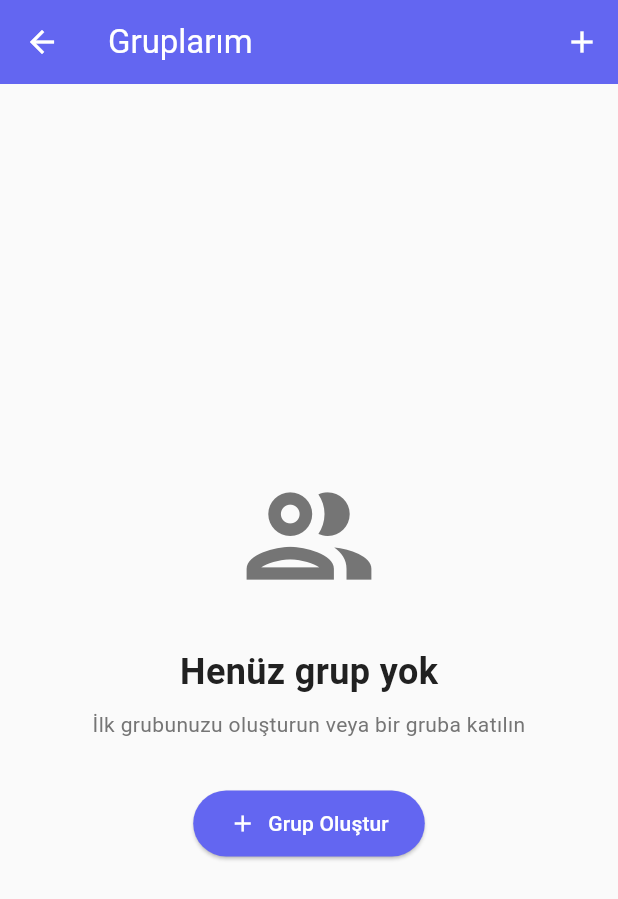
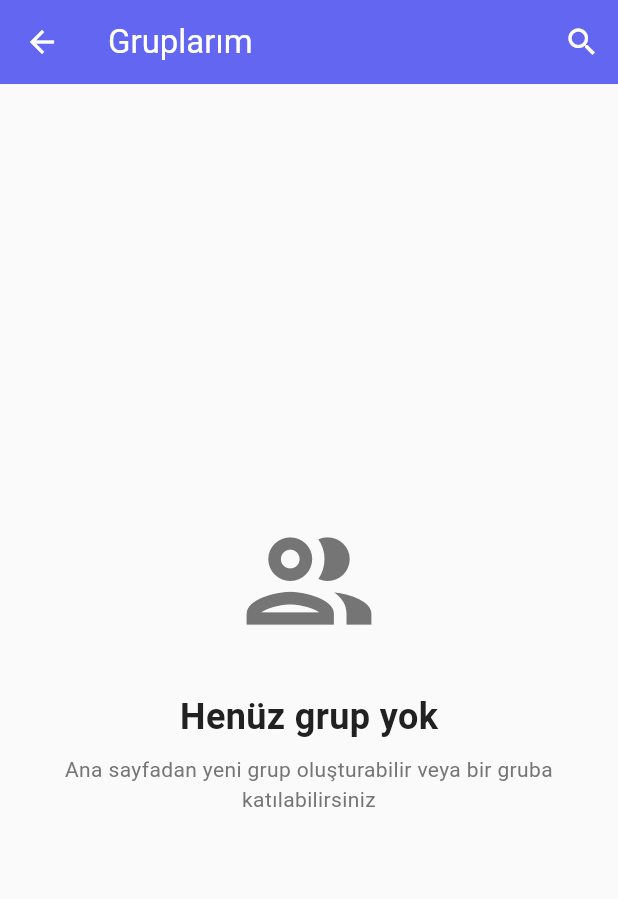
Before and after one commit to Haknozer/Masraf-Takip, a Flutter app: the screen it shows once a user with an empty profile is signed in, after a tap on "Tümünü Gör", on a phone screen of 412 x 824 dp. Shown: the top 899 px of the screen. Run offline on Flutter 3.47's test engine with Material 3 defaults, Android fonts, the phone set to English and light mode, and no system bars; our stand-ins replace app_links, cloud_firestore, firebase_auth, firebase_core, firebase_storage, flutter_riverpod and 4 more; missing offline and left inert: mobile_scanner; accounts and stored records are empty; network calls fail.

Commit message:
ana sayfa düzenlemeleri

```diff
--- a/lib/screens/groups/group_list_page.dart
+++ b/lib/screens/groups/group_list_page.dart
@@ -7,25 +7,106 @@ import '../../widgets/states/error_state.dart';
 import '../../widgets/lists/groups_list.dart';
 import '../../widgets/common/base_page.dart';
 import '../../widgets/common/async_value_builder.dart';
+import '../../models/group_model.dart';
 
-class GroupListPage extends ConsumerWidget {
+class GroupListPage extends ConsumerStatefulWidget {
   const GroupListPage({super.key});
 
   @override
-  Widget build(BuildContext context, WidgetRef ref) {
+  ConsumerState<GroupListPage> createState() => _GroupListPageState();
+}
+
+class _GroupListPageState extends ConsumerState<GroupListPage> {
+  String _searchQuery = '';
+  bool _isSearching = false;
+  late final TextEditingController _searchController;
+
+  @override
+  void initState() {
+    super.initState();
+    _searchController = TextEditingController();
+  }
+
+  @override
+  void dispose() {
+    _searchController.dispose();
+    super.dispose();
+  }
+
+  List<GroupModel> _filterGroups(List<GroupModel> groups, String query) {
+    if (query.isEmpty) {
+      return groups;
+    }
+    final lowerQuery = query.toLowerCase();
+    return groups.where((group) {
+      return group.name.toLowerCase().contains(lowerQuery);
+    }).toList();
+  }
+
+  @override
+  Widget build(BuildContext context) {
     final groupsState = ref.watch(userGroupsProvider);
 
     return BasePage(
-      appBar: const GroupListAppBar(),
+      appBar: GroupListAppBar(
+        searchQuery: _isSearching ? _searchQuery : null,
+        searchController: _isSearching ? _searchController : null,
+        onSearchChanged: _isSearching
+            ? (value) {
+                setState(() {
+                  _searchQuery = value;
+                });
+              }
+            : null,
+        onSearchPressed: () {
+          setState(() {
+            _isSearching = true;
+          });
+        },
+        onSearchCancel: () {
+          setState(() {
+            _isSearching = false;
+            _searchQuery = '';
+            _searchController.clear();
+          });
+        },
+      ),
       useScrollView: false,
       body: AsyncValueBuilder(
         value: groupsState,
         dataBuilder: (context, groups) {
-          if (groups.isEmpty) {
+          final filteredGroups = _filterGroups(groups, _searchQuery);
+
+          if (filteredGroups.isEmpty) {
+            if (_searchQuery.isNotEmpty) {
+              return Center(
+                child: Padding(
+                  padding: const EdgeInsets.all(24.0),
+                  child: Column(
+                    mainAxisAlignment: MainAxisAlignment.center,
+                    children: [
+                      const Icon(Icons.search_off, size: 64, color: Colors.grey),
+                      const SizedBox(height: 16),
+                      Text(
+                        'Arama sonucu bulunamadı',
+                        style: Theme.of(context).textTheme.titleLarge,
+                      ),
+                      const SizedBox(height: 8),
+                      Text(
+                        '"$_searchQuery" için sonuç bulunamadı',
+                        style: Theme.of(context).textTheme.bodyMedium?.copyWith(
+                              color: Colors.grey,
+                            ),
+                      ),
+                    ],
+                  ),
+                ),
+              );
+            }
             return const EmptyGroupsState();
           }
           return GroupsList(
-            groups: groups,
+            groups: filteredGroups,
             onRefresh: () async {
               // Refresh groups logic
             },
--- a/lib/widgets/app_bars/group_list_app_bar.dart
+++ b/lib/widgets/app_bars/group_list_app_bar.dart
@@ -1,24 +1,55 @@
 import 'package:flutter/material.dart';
 import '../../constants/app_colors.dart';
-import '../../screens/groups/create_group_page.dart';
 
 class GroupListAppBar extends StatelessWidget implements PreferredSizeWidget {
-  const GroupListAppBar({super.key});
+  final String? searchQuery;
+  final TextEditingController? searchController;
+  final ValueChanged<String>? onSearchChanged;
+  final VoidCallback? onSearchPressed;
+  final VoidCallback? onSearchCancel;
+
+  const GroupListAppBar({
+    super.key,
+    this.searchQuery,
+    this.searchController,
+    this.onSearchChanged,
+    this.onSearchPressed,
+    this.onSearchCancel,
+  });
 
   @override
   Widget build(BuildContext context) {
     return AppBar(
       backgroundColor: AppColors.primary,
       foregroundColor: AppColors.white,
-      title: const Text('Gruplarım'),
+      title: searchController != null && onSearchChanged != null
+          ? TextField(
+              controller: searchController,
+              autofocus: true,
+              style: const TextStyle(color: AppColors.white),
+              decoration: InputDecoration(
+                hintText: 'Grup ara...',
+                hintStyle: TextStyle(color: AppColors.white.withOpacity(0.7)),
+                border: InputBorder.none,
+                suffixIcon: IconButton(
+                  icon: const Icon(Icons.clear, color: AppColors.white),
+                  onPressed: () {
+                    searchController?.clear();
+                    onSearchChanged?.call('');
+                    onSearchCancel?.call();
+                  },
+                ),
+              ),
+              onChanged: onSearchChanged,
+            )
+          : const Text('Gruplarım'),
       elevation: 0,
       actions: [
-        IconButton(
-          icon: const Icon(Icons.add),
-          onPressed: () {
-            Navigator.push(context, MaterialPageRoute(builder: (context) => const CreateGroupPage()));
-          },
-        ),
+        if (searchQuery == null || onSearchChanged == null)
+          IconButton(
+            icon: const Icon(Icons.search),
+            onPressed: onSearchPressed,
+          ),
       ],
     );
   }
--- a/lib/widgets/states/empty_groups_state.dart
+++ b/lib/widgets/states/empty_groups_state.dart
@@ -2,7 +2,6 @@ import 'package:flutter/material.dart';
 import '../../constants/app_colors.dart';
 import '../../constants/app_text_styles.dart';
 import '../../constants/app_spacing.dart';
-import '../../screens/groups/create_group_page.dart';
 
 class EmptyGroupsState extends StatelessWidget {
   const EmptyGroupsState({super.key});
@@ -20,22 +19,9 @@ class EmptyGroupsState extends StatelessWidget {
             Text('Henüz grup yok', style: AppTextStyles.h2),
             const SizedBox(height: AppSpacing.textSpacing),
             Text(
-              'İlk grubunuzu oluşturun veya bir gruba katılın',
+              'Ana sayfadan yeni grup oluşturabilir veya bir gruba katılabilirsiniz',
               style: AppTextStyles.bodyMedium.copyWith(color: AppColors.textSecondary),
               textAlign: TextAlign.center,
-            ),
-            const SizedBox(height: 32),
-            ElevatedButton.icon(
-              onPressed: () {
-                Navigator.push(context, MaterialPageRoute(builder: (context) => const CreateGroupPage()));
-              },
-              icon: const Icon(Icons.add),
-              label: const Text('Grup Oluştur'),
-              style: ElevatedButton.styleFrom(
-                backgroundColor: AppColors.primary,
-                foregroundColor: AppColors.white,
-                padding: const EdgeInsets.symmetric(horizontal: 24, vertical: 12),
-              ),
             ),
           ],
         ),
```
